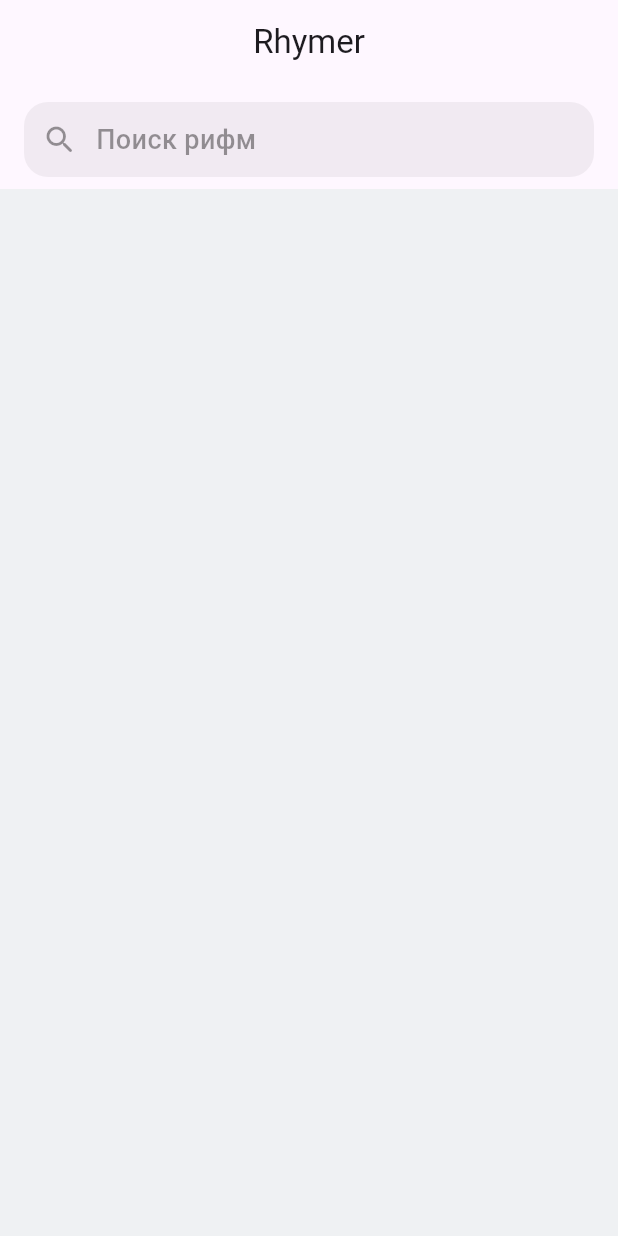
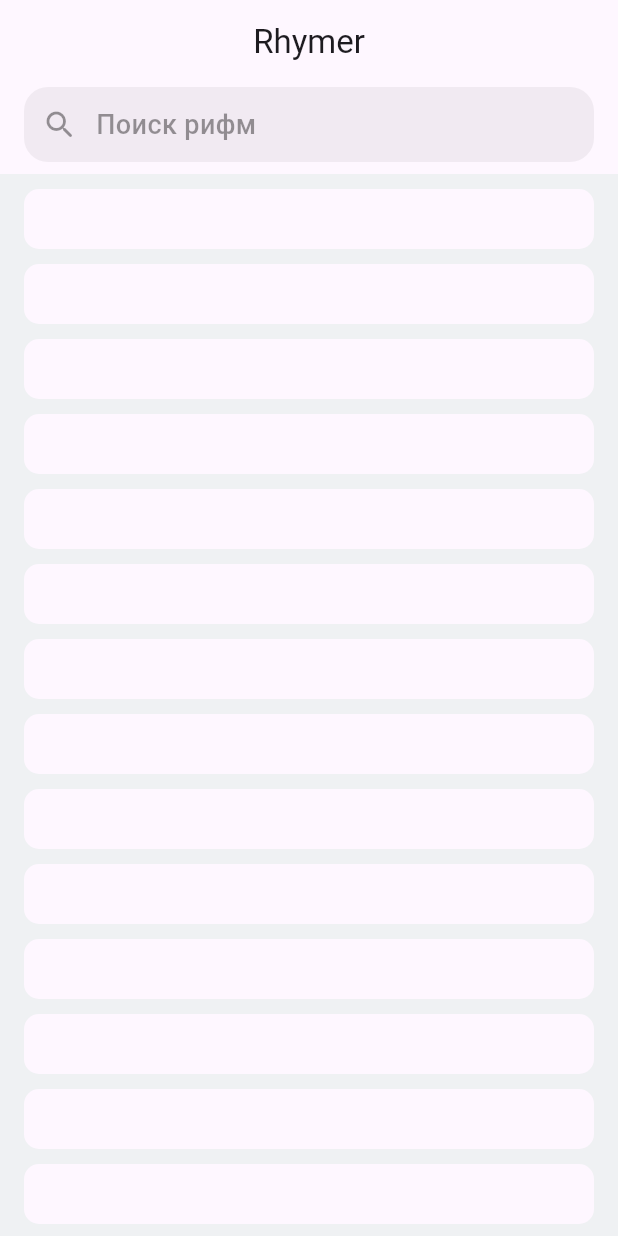
Before and after one commit to dudeel/Rhymer, a Flutter app: the screen it shows after launch, on a phone screen of 412 x 824 dp. Run offline on Flutter 3.47's test engine with Material 2 defaults, Android fonts, the phone set to English and light mode, and no system bars.

Commit message:
Add sliverList and decoration his

```diff
--- a/lib/main.dart
+++ b/lib/main.dart
@@ -31,25 +31,34 @@ class HomeScreen extends StatelessWidget {
   @override
   Widget build(BuildContext context) {
     final theme = Theme.of(context);
-
     return Scaffold(
       body: CustomScrollView(
         slivers: [
-          SliverAppBar(
+          const SliverAppBar(
             pinned: true,
             snap: true,
             floating: true,
             centerTitle: true,
-            title: const Text(
-              'Rhymer',
-            ),
+            title: Text('Rhymer'),
             elevation: 0,
             surfaceTintColor: Colors.transparent,
             bottom: PreferredSize(
-              preferredSize: const Size.fromHeight(70),
+              preferredSize: Size.fromHeight(60),
               child: SearhButton(),
             ),
           ),
+          const SliverToBoxAdapter(child: SizedBox(height: 10)),
+          SliverList.builder(
+              itemBuilder: (context, index) => Container(
+                    width: double.infinity,
+                    height: 40,
+                    margin: const EdgeInsets.symmetric(horizontal: 16)
+                        .copyWith(bottom: 10),
+                    decoration: BoxDecoration(
+                      color: theme.cardColor,
+                      borderRadius: BorderRadius.circular(10),
+                    ),
+                  )),
         ],
       ),
     );
```
